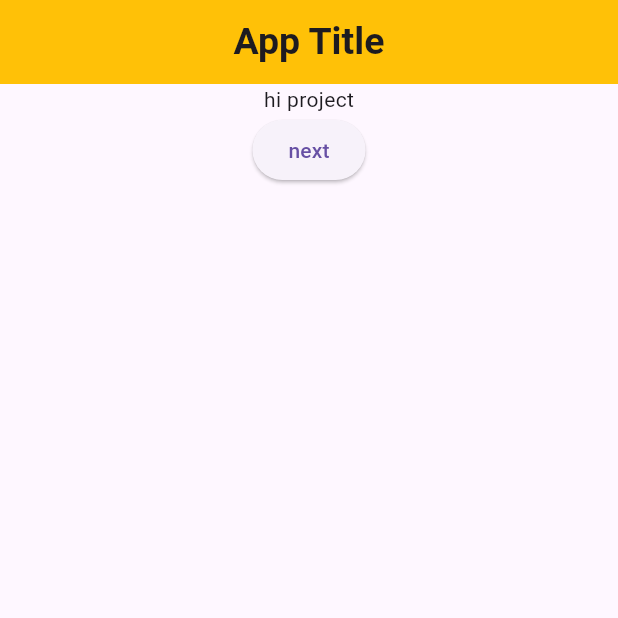
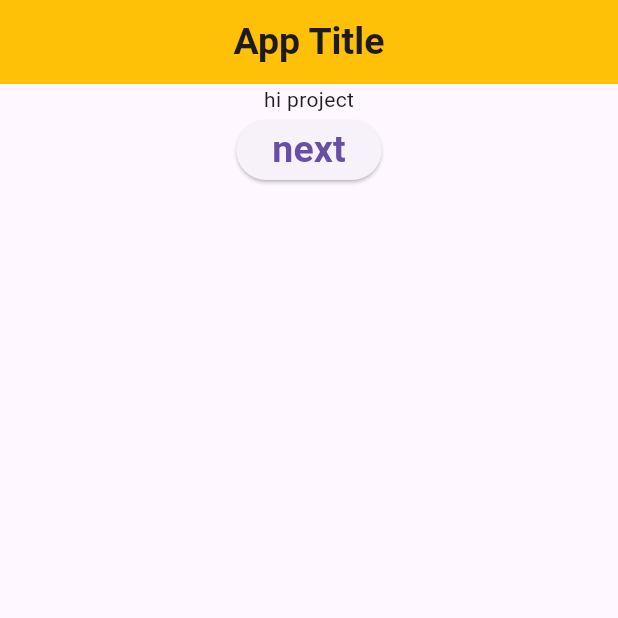
Before and after one commit to Sithmi2001/CA_App, a Flutter app: the screen it shows after launch, on a phone screen of 412 x 824 dp, the top half of it. Run offline on Flutter 3.47's test engine with Material 3 defaults, Android fonts, the phone set to English and light mode, and no system bars.

Commit message:
add part

```diff
--- a/lib/main.dart
+++ b/lib/main.dart
@@ -28,15 +28,16 @@ class _AppBodyState extends State<AppBody> {
   Widget build(BuildContext context) {
     return Scaffold(
       appBar: AppBar(
-        title: Text("App Title", style: TextStyle(
+        title: Text(
+          "App Title",
+          style: TextStyle(
             fontSize: 25,
             fontWeight: FontWeight.bold,
-        ),),
+          ),
+        ),
         backgroundColor: Colors.amber,
         centerTitle: true,
       ),
-
-
       body: Center(
         child: Column(
           // Start Project
@@ -45,18 +46,21 @@ children: [
             Column(
               children: [
                 Text(" hi project "),
-      ElevatedButton(onPressed:(){
-        Navigator.push(context, MaterialPageRoute(builder: (context)=>const Second()),
+                ElevatedButton(
+                    onPressed: () {
+                      Navigator.push(
+                        context,
+                        MaterialPageRoute(builder: (context) => const Second()),
                       );
-      }, child: Text(
-        "next"
-      )
+                    },
+                    child: Text("next", style: TextStyle(
+                      fontSize: 25,
+                      fontWeight: FontWeight.bold
+                    ),),
                     )
               ],
             )
           ],
-
-
         ),
       ),
     );
```
Lines whose indentation alone changed are shown as unchanged.
